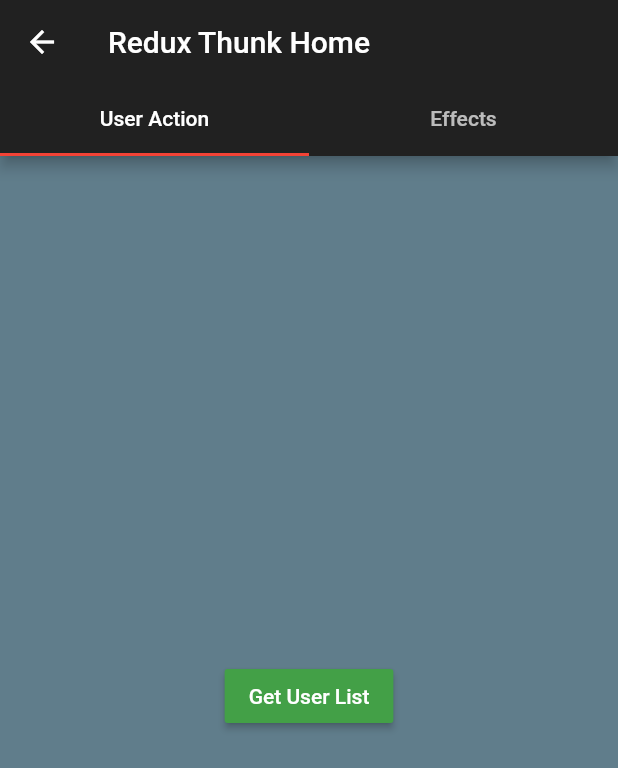
After one commit to pushkar45756/Flutter1.0, a Flutter app: the ReduxMdlWareHomeScreen screen opened by its route, on a phone screen of 412 x 824 dp. The commit adds this screen. Shown: the top 768 px of the screen. Run offline on Flutter 3.47's test engine with Material 2 defaults, Android fonts, the phone set to English and light mode, and no system bars; our stand-ins replace flutter_redux, fluttertoast, redux, redux_thunk; statements that could not run were skipped.

Commit message:
+ redux along with thunk implemented

```diff
--- a/lib/home/HomeScreen.dart
+++ b/lib/home/HomeScreen.dart
@@ -36,13 +36,11 @@ class HomeScreen extends StatelessWidget {
               title: Text("State Management Normal Weight (Task 4)"),
               onTap: () {
                 Navigator.pop(context);
-                RouteGenerator.navigate(
-                    context, Constants.ROUTE_CART_APP, "");
+                RouteGenerator.navigate(context, Constants.ROUTE_CART_APP, "");
               },
-            )
-            ,
+            ),
             ListTile(
-              title: Text("State Management Provider (Task 4)"),
+              title: Text("STM Provider (Task 4)"),
               onTap: () {
                 Navigator.pop(context);
                 RouteGenerator.navigate(
@@ -50,11 +48,19 @@ class HomeScreen extends StatelessWidget {
               },
             ),
             ListTile(
-              title: Text("State Management Redux (Task 4)"),
+              title: Text("STM Redux (Task 4)"),
               onTap: () {
                 Navigator.pop(context);
                 RouteGenerator.navigate(
                     context, Constants.ROUTE_REDUX_HOME, "");
+              },
+            ),
+            ListTile(
+              title: Text("STM Redux Middleware (Task 4)"),
+              onTap: () {
+                Navigator.pop(context);
+                RouteGenerator.navigate(
+                    context, Constants.ROUTE_REDUX_HOME_MDLWARE, "");
               },
             ),
           ],
--- a/lib/task4/stmredux/screens/EffectScreen.dart
+++ b/lib/task4/stmredux/screens/EffectScreen.dart
@@ -25,15 +25,15 @@ class EffectScreen extends StatelessWidget {
               "new value to update the visual appearance of the slider. "
               "To know when the value starts to change, or when it is done "
               "changing,",
-              style: getStyle(state.bold, state.italic),
+              style: getStyle(state.appFontSize,state.bold, state.italic),
             ),
           );
         });
   }
 
-  TextStyle getStyle([bool isBold = false, bool isItalic = false]) {
+  TextStyle getStyle([double fontSize,bool isBold = false, bool isItalic = false]) {
     return TextStyle(
-      fontSize: 18,
+      fontSize: fontSize,
       fontWeight: isBold ? FontWeight.bold : FontWeight.normal,
       fontStyle: isItalic ? FontStyle.italic : FontStyle.normal,
     );
--- /dev/null
+++ b/lib/task4/stmreduxmiddlware/AppState.dart
@@ -0,0 +1,12 @@
+import 'package:flutter/cupertino.dart';
+import 'package:helloworld/task4/stmreduxmiddlware/states/UserDetailState.dart';
+
+class AppState {
+  final UserDetailState userDetailState;
+
+  AppState({@required this.userDetailState});
+
+  AppState copyWith({UserDetailState userDetailState}) {
+    return AppState(userDetailState: userDetailState ?? this.userDetailState);
+  }
+}
--- /dev/null
+++ b/lib/task4/stmreduxmiddlware/redux/Reducer.dart
@@ -0,0 +1,11 @@
+import 'package:helloworld/task4/stmreduxmiddlware/redux/Action.dart';
+import 'package:helloworld/task4/stmreduxmiddlware/states/UserDetailState.dart';
+
+reducer(UserDetailState prevState, SetUserDetailStateAction action) {
+  final payload = action.payload;
+  return prevState.copyWith(
+    isError: payload.isError,
+    isLoading: payload.isLoading,
+    userList: payload.userList,
+  );
+}
--- /dev/null
+++ b/lib/task4/stmreduxmiddlware/redux/Store.dart
@@ -0,0 +1,35 @@
+import 'package:helloworld/task4/stmreduxmiddlware/AppState.dart';
+import 'package:helloworld/task4/stmreduxmiddlware/redux/Action.dart';
+import 'package:helloworld/task4/stmreduxmiddlware/redux/Reducer.dart';
+import 'package:helloworld/task4/stmreduxmiddlware/states/UserDetailState.dart';
+import 'package:redux/redux.dart';
+import 'package:redux_thunk/redux_thunk.dart';
+
+AppState appReducer(AppState appState, dynamic action) {
+  if (action is SetUserDetailStateAction) {
+    final nextPostState = reducer(appState.userDetailState, action);
+
+    return appState.copyWith(userDetailState: nextPostState);
+  }
+  return appState;
+}
+
+class Redux {
+  static Store<AppState> _store;
+
+  static get store {
+    if (_store == null) {
+      throw Exception("Store is not initialized");
+    } else {
+      return _store;
+    }
+  }
+
+  static Future<void> init() async {
+    final userDetailStateInitial = UserDetailState.initial();
+
+    _store = Store<AppState>(appReducer,
+        middleware: [thunkMiddleware],
+        initialState: AppState(userDetailState: userDetailStateInitial));
+  }
+}
--- /dev/null
+++ b/lib/task4/stmreduxmiddlware/screens/ReduxMdlWareHomeScreen.dart
@@ -0,0 +1,51 @@
+import 'package:flutter/material.dart';
+import 'package:flutter_redux/flutter_redux.dart';
+import 'package:helloworld/task4/stmreduxmiddlware/AppState.dart';
+import 'package:helloworld/task4/stmreduxmiddlware/redux/Store.dart';
+
+import 'UserActionScreen.dart';
+import 'UserDetailListScreen.dart';
+
+class ReduxMdlWareHomeScreen extends StatefulWidget {
+  @override
+  _ReduxMdlWareHomeScreenState createState() => _ReduxMdlWareHomeScreenState();
+}
+
+class _ReduxMdlWareHomeScreenState extends State<ReduxMdlWareHomeScreen> {
+  @override
+  void initState() {
+    Redux.init();
+    super.initState();
+  }
+
+  @override
+  Widget build(BuildContext context) {
+    return StoreProvider<AppState>(
+      store: Redux.store,
+      child: DefaultTabController(
+          length: 2,
+          child: Scaffold(
+            appBar: AppBar(
+              bottom: TabBar(
+                tabs: <Widget>[
+                  Tab(
+                    text: 'User Action',
+                  ),
+                  Tab(
+                    text: 'Effects',
+                  )
+                ],
+              ),
+              title: Text('Redux Thunk Home'),
+            ),
+            body: TabBarView(
+              //physics: NeverScrollableScrollPhysics(),
+              children: <Widget>[
+                UserActionScreen(),
+                UserDetailListScreen(),
+              ],
+            ),
+          )),
+    );
+  }
+}
--- /dev/null
+++ b/lib/task4/stmreduxmiddlware/screens/UserActionScreen.dart
@@ -0,0 +1,23 @@
+import 'package:flutter/material.dart';
+import 'package:helloworld/task4/stmreduxmiddlware/redux/Action.dart';
+import 'package:helloworld/task4/stmreduxmiddlware/redux/Store.dart';
+
+class UserActionScreen extends StatelessWidget {
+  @override
+  Widget build(BuildContext context) {
+    return Container(
+        color: Colors.blueGrey,
+        child: Center(
+          child: Container(
+            child: RaisedButton(
+              child: Text("Get User List"),
+              onPressed: () {
+//                StoreProvider.of<AppState>(context)
+//                    .dispatch(fetchUserListAction(Redux.store));
+                Redux.store.dispatch(fetchUserListAction);
+              },
+            ),
+          ),
+        ));
+  }
+}
--- /dev/null
+++ b/lib/task4/stmreduxmiddlware/states/UserDetailState.dart
@@ -0,0 +1,30 @@
+import 'package:helloworld/task4/stmreduxmiddlware/model/UsersDetail.dart';
+
+class UserDetailState {
+  //region Variables
+  final bool isError;
+  final bool isLoading;
+  final List<UsersDetail> userList;
+
+  //endregion
+
+  //region Constructor
+  UserDetailState({this.isError, this.isLoading, this.userList});
+
+//endregion
+
+  factory UserDetailState.initial() =>
+      UserDetailState(isError: false, isLoading: false, userList: []);
+
+  UserDetailState copyWith({
+    bool isError,
+    bool isLoading,
+    List<UsersDetail> userList,
+  }) {
+    return UserDetailState(
+      isError: isError ?? this.isError,
+      isLoading: isLoading ?? this.isLoading,
+      userList: userList ?? this.userList,
+    );
+  }
+}
--- a/lib/utils/Constants.dart
+++ b/lib/utils/Constants.dart
@@ -11,6 +11,9 @@ class Constants {
   static const MOVIE_ENDPOINT_POPULAR = "popular";
   static const MOVIE_ENDPOINT_TOP_RATED = "top_rated";
 
+  /// User API
+  static const API_URL_GET_USERS = "https://jsonplaceholder.typicode.com/users";
+
   /// constants related to Route Navigation
   static const String ROUTE_SPLASH = '/';
   static const String ROUTE_WEIGHT = '/weight';
@@ -19,6 +22,7 @@ class Constants {
   static const String ROUTE_PLANET_WEIGHT = '/planet_weight';
   static const String ROUTE_CART_APP = '/cart_app';
   static const String ROUTE_REDUX_HOME = '/redux_home';
+  static const String ROUTE_REDUX_HOME_MDLWARE = '/redux_home_middleware';
   static const String ROUTE_CART_APP_PROVIDER = '/cart_app_with_provider';
   static const String ROUTE_PROFILE_LIST = '/profile_list';
   static const String ROUTE_MOVIE_LIST = '/movie_list';
--- a/lib/utils/routegenerator/RouteGenerator.dart
+++ b/lib/utils/routegenerator/RouteGenerator.dart
@@ -6,6 +6,7 @@ import 'package:helloworld/task3/screen/MovieListScreen.dart';
 import 'package:helloworld/task4/stmchangenotifier/CartDemoScreenV2.dart';
 import 'package:helloworld/task4/stmnormal/CartDemoScreen.dart';
 import 'package:helloworld/task4/stmredux/screens/ReduxHomeScreen.dart';
+import 'package:helloworld/task4/stmreduxmiddlware/screens/ReduxMdlWareHomeScreen.dart';
 import 'package:helloworld/ui/error/ErrorScreen.dart';
 import 'package:helloworld/ui/login/LoginScreen.dart';
 import 'package:helloworld/ui/profilelist/ProfileListScreen.dart';
@@ -30,6 +31,8 @@ class RouteGenerator {
         return MaterialPageRoute(builder: (_) => CartDemoScreen());
       case Constants.ROUTE_REDUX_HOME:
         return MaterialPageRoute(builder: (_) => ReduxHomeScreen());
+      case Constants.ROUTE_REDUX_HOME_MDLWARE:
+        return MaterialPageRoute(builder: (_) => ReduxMdlWareHomeScreen());
       case Constants.ROUTE_CART_APP_PROVIDER:
         return MaterialPageRoute(builder: (_) => CartDemoScreenV2());
       case Constants.ROUTE_PROFILE_LIST:
--- a/pubspec.yaml
+++ b/pubspec.yaml
@@ -36,6 +36,7 @@ dependencies:
   #State Management (way 2)
   redux: ^4.0.0
   flutter_redux: ^0.6.0
+  redux_thunk: ^0.3.0
 
 
 
```
Also changed, not shown: lib/task4/stmredux/screens/SettingScreen.dart (+4 -4 lines), lib/task4/stmreduxmiddlware/api/ApiHandler.dart (added, +38 -0 lines), lib/task4/stmreduxmiddlware/model/Address.dart (added, +37 -0 lines), lib/task4/stmreduxmiddlware/model/Company.dart (added, +24 -0 lines), lib/task4/stmreduxmiddlware/model/Geo.dart (added, +22 -0 lines), lib/task4/stmreduxmiddlware/model/UsersDetail.dart (added, +59 -0 lines), lib/task4/stmreduxmiddlware/redux/Action.dart (added, +41 -0 lines), lib/task4/stmreduxmiddlware/screens/UserDetailListScreen.dart (added, +155 -0 lines), pubspec.lock.
